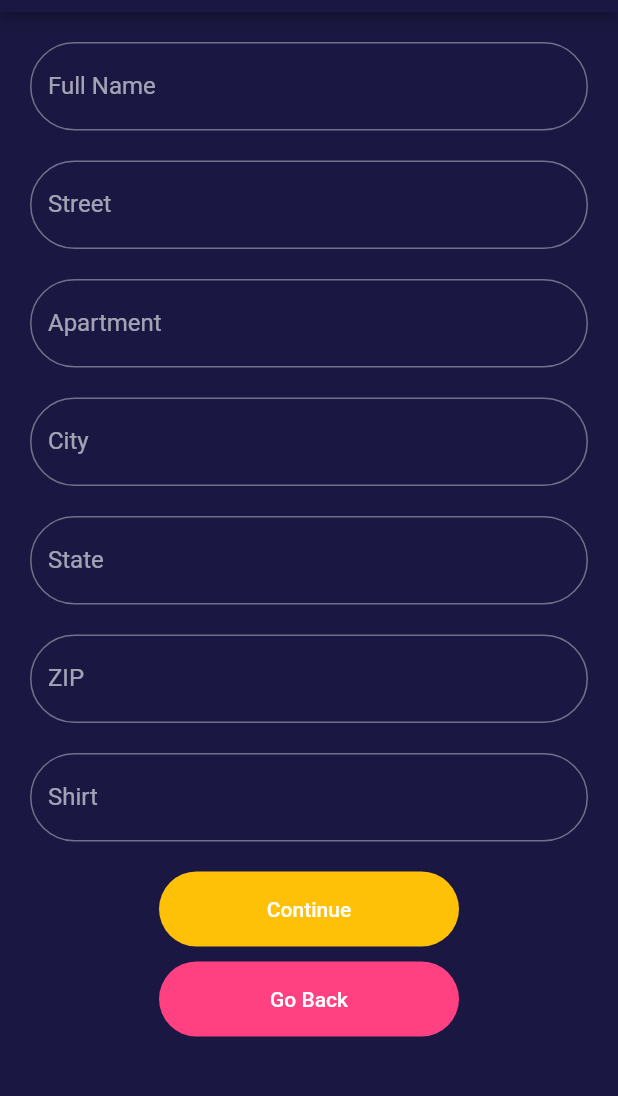
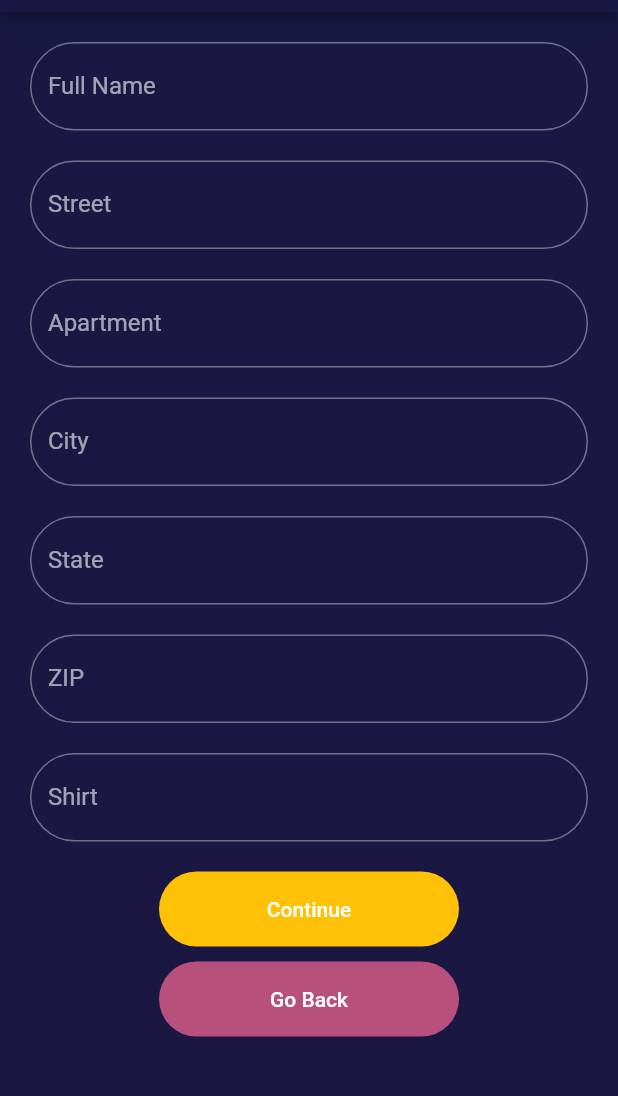
Before and after one commit to KnightHacks/club-app-2021, a Flutter app: the screen it shows after launch, after a tap on "Register", on a phone screen of 412 x 824 dp, the part 72-1168 px from its top. Run offline on Flutter 3.47's test engine with Material 2 defaults, Android fonts, the phone set to English and light mode, and no system bars; our stand-ins replace cloud_firestore, email_validator, firebase_auth; missing offline and left inert: add_2_calendar; accounts and stored records are empty.

Commit message:
Changed pink accent to pale pink and added colors to constants

```diff
--- a/lib/constants.dart
+++ b/lib/constants.dart
@@ -22,3 +22,8 @@ TextStyle kGeneralTextStyle = TextStyle(
 );
 
 Color kIconColor = Colors.white;
+
+Color kPinkColor = Color(0xFFb7517c);
+Color kDarkBlueColor = Color(0xFF1A1843);
+Color kLightBlueColor = Color(0xFF36328B);
+Color kGoldColor = Colors.amber;
--- a/lib/screens/register1.dart
+++ b/lib/screens/register1.dart
@@ -3,6 +3,7 @@ import 'package:club_app_2021/model/KnightHacksUser.dart';
 import 'package:club_app_2021/screens/register2.dart';
 import 'package:club_app_2021/widgets/rounded_button.dart';
 import 'package:club_app_2021/widgets/rounded_input.dart';
+import 'package:club_app_2021/constants.dart';
 import 'package:flutter/material.dart';
 
 class Register1 extends StatefulWidget {
@@ -119,7 +120,7 @@ class _Register1State extends State<Register1> {
                   RoundedButton(
                     child: Text("Go Back"),
                     onPressed: () => Navigator.pop(context),
-                    buttonColor: Colors.pinkAccent
+                    buttonColor: kPinkColor,
                   )
                 ],
               ),
--- a/lib/widgets/login_form.dart
+++ b/lib/widgets/login_form.dart
@@ -161,7 +161,7 @@ class _LoginFormState extends State<LoginForm> {
              RoundedButton(
                  child: Text("Register"),
                  onPressed: () => Navigator.pushNamed(context, Register1.id),
-                 buttonColor: Colors.pinkAccent
+                 buttonColor: kPinkColor
              ),
              SizedBox(height: 5),
               RoundedButton(
```
Also changed, not shown: lib/main.dart (+9 -10 lines).
